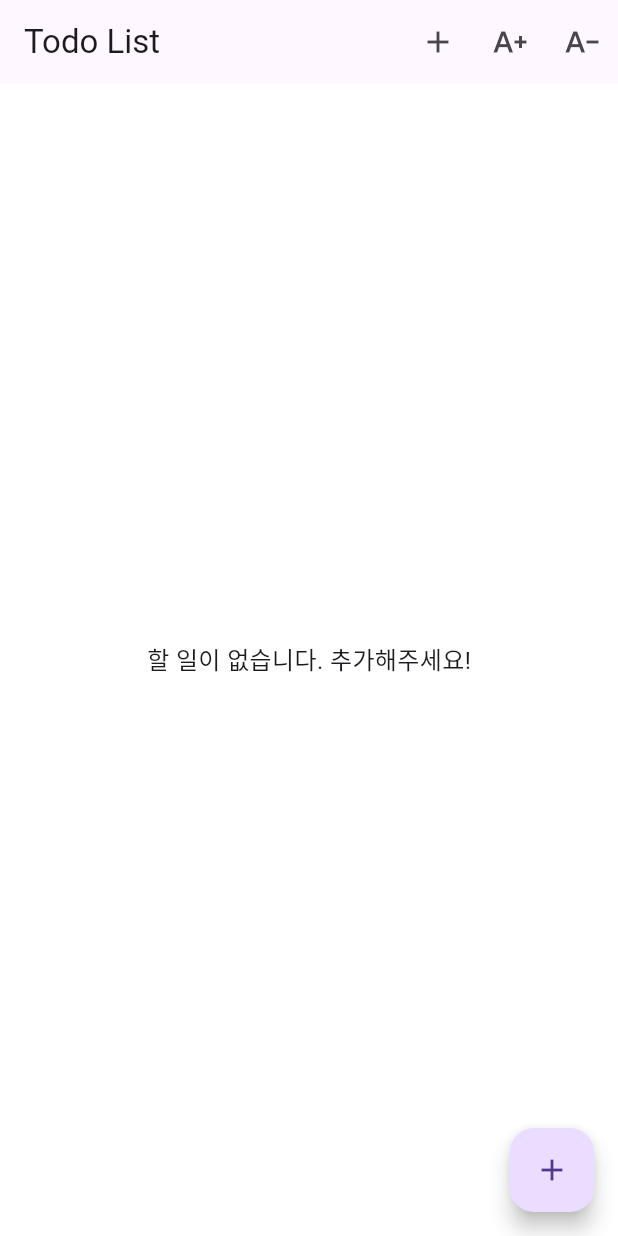
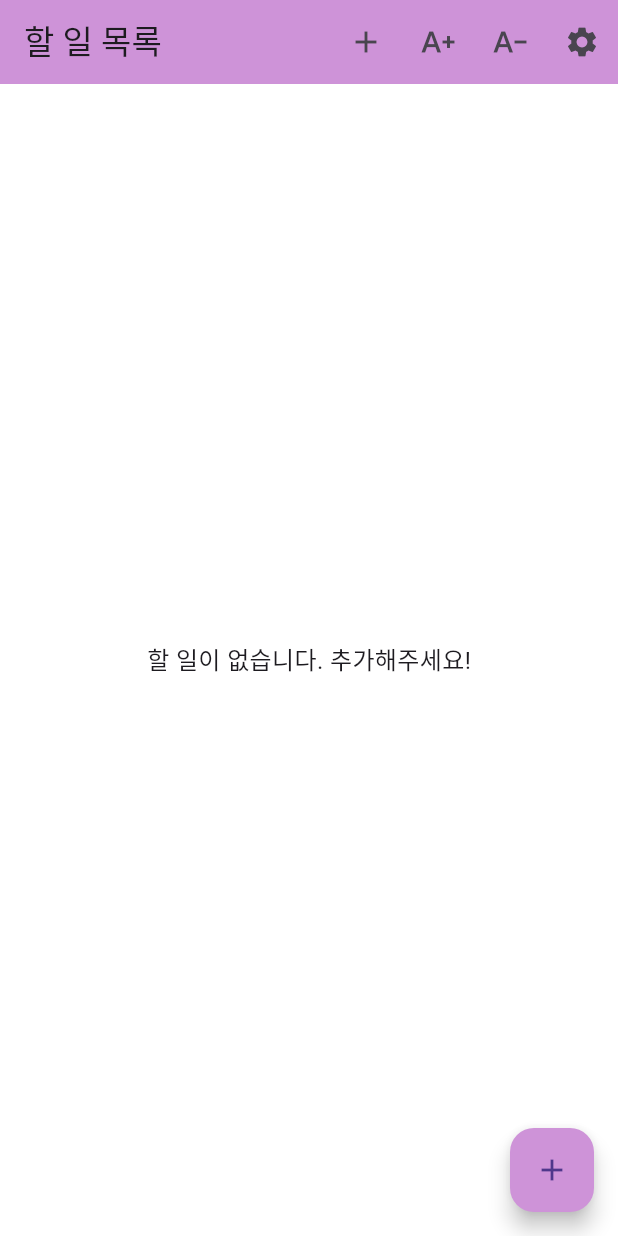
Before and after one commit to firststarhana/flutter-todo-app, a Flutter app: the screen it shows after launch, on a phone screen of 412 x 824 dp. Run offline on Flutter 3.47's test engine with Material 3 defaults, Android fonts, the phone set to English and light mode, and no system bars; our stand-ins replace image_picker, shared_preferences.

Commit message:
줄바꿈, 테마색상변경, 언어변경기능 추가

```diff
--- /dev/null
+++ b/lib/localization.dart
@@ -0,0 +1,49 @@
+class AppLocalizations {
+  static const Map<String, Map<String, String>> _localizedValues = {
+    'ko': {
+      'appTitle': '할 일 목록',
+      'addTodo': '할 일 추가',
+      'editTodo': '할 일 수정',
+      'settings': '설정',
+      'title': '제목',
+      'attachImage': '이미지 첨부',
+      'save': '저장',
+      'language': '언어',
+      'theme': '테마 색상',
+      'emptyTodoMessage': '할 일이 없습니다. 추가해주세요!',
+      'increaseFont': '글자 크게',
+      'decreaseFont': '글자 작게',
+    },
+    'en': {
+      'appTitle': 'Todo List',
+      'addTodo': 'Add Todo',
+      'editTodo': 'Edit Todo',
+      'settings': 'Settings',
+      'title': 'Title',
+      'attachImage': 'Attach Image',
+      'save': 'Save',
+      'language': 'Language',
+      'theme': 'Theme Color',
+      'emptyTodoMessage': 'No todos yet. Add some!',
+      'increaseFont': 'Increase Font Size',
+      'decreaseFont': 'Decrease Font Size',
+    },
+  };
+
+  static String getText(String key, String languageCode) {
+    // 1. 요청된 언어의 번역이 있는지 확인
+    final translations = _localizedValues[languageCode];
+    if (translations != null && translations.containsKey(key)) {
+      return translations[key]!;
+    }
+
+    // 2. 영어 번역이 있는지 확인
+    final englishTranslations = _localizedValues['en'];
+    if (englishTranslations != null && englishTranslations.containsKey(key)) {
+      return englishTranslations[key]!;
+    }
+
+    // 3. 모든 경우에 대한 대비책
+    return key;  // 번역을 찾지 못한 경우 키 자체를 반환
+  }
+}
--- a/lib/main.dart
+++ b/lib/main.dart
@@ -1,30 +1,97 @@
-// ignore_for_file: library_private_types_in_public_api
+import 'package:flutter/material.dart';
+import 'package:shared_preferences/shared_preferences.dart';
+import 'settings_screen.dart';
+import 'localization.dart';  // Localization 파일 추가
+import 'dart:convert';      // JSON 처리를 위해 추가
+import 'dart:io';           // 파일 처리를 위해 추가
+import 'package:image_picker/image_picker.dart';  // 이미지 선택을 위해 추가
 
-import 'package:flutter/material.dart';
-import 'package:image_picker/image_picker.dart';
-import 'package:shared_preferences/shared_preferences.dart';
-import 'dart:convert';
-import 'dart:io';
+void main() => runApp(TodoApp());
 
-void main() => runApp(const TodoApp());
+class TodoApp extends StatefulWidget {
+  const TodoApp({Key? key}) : super(key: key);
 
-class TodoApp extends StatelessWidget {
-  const TodoApp({super.key});
+  @override
+  _TodoAppState createState() => _TodoAppState();
+}
+
+class _TodoAppState extends State<TodoApp> {
+  String currentLanguage = 'ko'; // 기본 언어
+  Color currentThemeColor = Colors.purple[200]!; // 기본 테마 색상
+
+  @override
+  void initState() {
+    super.initState();
+    _loadSettings();
+  }
+
+  void _loadSettings() async {
+    SharedPreferences prefs = await SharedPreferences.getInstance();
+    setState(() {
+      currentLanguage = prefs.getString('language') ?? 'ko';
+      int? colorValue = prefs.getInt('themeColor');
+      if (colorValue != null) {
+        currentThemeColor = Color(colorValue);
+      }
+    });
+  }
+
+  void _updateLanguage(String newLanguage) async {
+    SharedPreferences prefs = await SharedPreferences.getInstance();
+    await prefs.setString('language', newLanguage);
+    setState(() {
+      currentLanguage = newLanguage;
+    });
+  }
+
+  void _updateThemeColor(Color newColor) async {
+    SharedPreferences prefs = await SharedPreferences.getInstance();
+    await prefs.setInt('themeColor', newColor.value);
+    setState(() {
+      currentThemeColor = newColor;
+    });
+  }
 
   @override
   Widget build(BuildContext context) {
     return MaterialApp(
-      title: 'my Todo App',
+      title: AppLocalizations.getText('appTitle', currentLanguage),
       theme: ThemeData(
-        scaffoldBackgroundColor: Colors.white,
+  primaryColor: currentThemeColor, // AppBar 및 주요 색상
+  appBarTheme: AppBarTheme(
+    color: currentThemeColor, // AppBar 색상
+  ),
+  floatingActionButtonTheme: FloatingActionButtonThemeData(
+    backgroundColor: currentThemeColor, // FloatingActionButton 색상
+  ),
+  elevatedButtonTheme: ElevatedButtonThemeData(
+    style: ElevatedButton.styleFrom(
+      backgroundColor: currentThemeColor, // ElevatedButton의 배경색
+    ),
+  ),
+  scaffoldBackgroundColor: Colors.white, // 앱의 배경색을 흰색으로 유지
+),
+
+      home: TodoListScreen(
+        currentLanguage: currentLanguage,
+        onLanguageChange: _updateLanguage,
+        onThemeChange: _updateThemeColor,
       ),
-      home: const TodoListScreen(),
     );
   }
 }
 
 class TodoListScreen extends StatefulWidget {
-  const TodoListScreen({super.key});
+  final String currentLanguage;
+  final ValueChanged<String> onLanguageChange;
+  final ValueChanged<Color> onThemeChange;
+
+  const TodoListScreen({
+    Key? key,
+    required this.currentLanguage,
+    required this.onLanguageChange,
+    required this.onThemeChange,
+  }) : super(key: key);
 
   @override
   _TodoListScreenState createState() => _TodoListScreenState();
@@ -32,7 +99,7 @@ class TodoListScreen extends StatefulWidget {
 
 class _TodoListScreenState extends State<TodoListScreen> {
   List<TodoItem> todos = [];
-  double fontSize = 22.0;
+  double fontSize = 18.0;
 
   @override
   void initState() {
@@ -41,27 +108,45 @@ class _TodoListScreenState extends State<TodoListScreen> {
     _loadFontSize();
   }
 
+  @override
+  void didUpdateWidget(TodoListScreen oldWidget) {
+    super.didUpdateWidget(oldWidget);
+    if (oldWidget.currentLanguage != widget.currentLanguage) {
+      setState(() {
+        // 화면 재빌드
+      });
+    }
+  }
+
   void _loadTodos() async {
     SharedPreferences prefs = await SharedPreferences.getInstance();
     String? todosString = prefs.getString('todos');
     if (todosString != null) {
       List<dynamic> jsonList = jsonDecode(todosString);
       setState(() {
-        todos = jsonList.map((json) => TodoItem.fromJson(jsonDecode(json))).toList();
+        todos = jsonList
+            .map((json) => TodoItem.fromJson(jsonDecode(json)))
+            .toList();
       });
     }
   }
 
   void _saveTodos() async {
     SharedPreferences prefs = await SharedPreferences.getInstance();
-    List<String> jsonList = todos.map((todo) => jsonEncode(todo.toJson())).toList();
+    List<String> jsonList =
+        todos.map((todo) => jsonEncode(todo.toJson())).toList();
     await prefs.setString('todos', jsonEncode(jsonList));
   }
 
   void _addTodo() async {
     final newTodo = await Navigator.push(
       context,
-      MaterialPageRoute(builder: (_) => AddTodoScreen(fontSize: fontSize)),
+      MaterialPageRoute(
+        builder: (_) => AddTodoScreen(
+          fontSize: fontSize,
+          currentLanguage: widget.currentLanguage, // 언어 전달
+        ),
+      ),
     );
     if (newTodo != null) {
       setState(() {
@@ -98,30 +183,69 @@ class _TodoListScreenState extends State<TodoListScreen> {
     SharedPreferences prefs = await SharedPreferences.getInstance();
     await prefs.setDouble('fontSize', fontSize);
   }
+
+  void _openSettings(BuildContext context) {
+    Navigator.push(
+      context,
+      MaterialPageRoute(
+        builder: (context) => SettingsScreen(
+          currentLanguage: widget.currentLanguage,
+          onLanguageChange: widget.onLanguageChange,
+          onThemeChange: widget.onThemeChange,
+        ),
+      ),
+    );
+  }
+
   @override
   Widget build(BuildContext context) {
+    String currentLanguage = widget.currentLanguage;
+
+    String emptyTodoMessage =
+        AppLocalizations.getText('emptyTodoMessage', currentLanguage);
+    String appTitle =
+        AppLocalizations.getText('appTitle', currentLanguage);
+    String addTodoTooltip =
+        AppLocalizations.getText('addTodo', currentLanguage);
+    String increaseFontTooltip =
+        AppLocalizations.getText('increaseFont', currentLanguage);
+    String decreaseFontTooltip =
+        AppLocalizations.getText('decreaseFont', currentLanguage);
+    String settingsTooltip =
+        AppLocalizations.getText('settings', currentLanguage);
+    String deleteTooltip =
+        AppLocalizations.getText('delete', currentLanguage);
+
     return Scaffold(
       appBar: AppBar(
-        title: const Text("Todo List"),
+        title: Text(appTitle),
         actions: [
           IconButton(
             icon: const Icon(Icons.add),
             onPressed: _addTodo,
+            tooltip: addTodoTooltip,
           ),
           IconButton(
             icon: const Icon(Icons.text_increase),
             onPressed: _increaseFontSize,
+            tooltip: increaseFontTooltip,
           ),
           IconButton(
             icon: const Icon(Icons.text_decrease),
             onPressed: _decreaseFontSize,
+            tooltip: decreaseFontTooltip,
+          ),
+          IconButton(
+            icon: const Icon(Icons.settings),
+            onPressed: () => _openSettings(context),
+            tooltip: settingsTooltip,
           ),
         ],
       ),
       body: todos.isEmpty
           ? Center(
               child: Text(
-                '할 일이 없습니다. 추가해주세요!',
+                emptyTodoMessage,
                 style: TextStyle(fontSize: fontSize),
               ),
             )
@@ -160,6 +284,8 @@ class _TodoListScreenState extends State<TodoListScreen> {
                   index: index,
                   key: Key('$index'),
                   child: ListTile(
+                    contentPadding:
+                        const EdgeInsets.symmetric(horizontal: 16.0),
                     title: Text(
                       todo.title,
                       style: TextStyle(fontSize: fontSize),
@@ -177,7 +303,10 @@ class _TodoListScreenState extends State<TodoListScreen> {
                         context,
                         MaterialPageRoute(
                           builder: (_) => AddTodoScreen(
-                              existingTodo: todo, fontSize: fontSize),
+                            existingTodo: todo,
+                            fontSize: fontSize,
+                            currentLanguage: currentLanguage,
+                          ),
                         ),
                       );
                       if (updatedTodo != null) {
@@ -195,6 +324,7 @@ class _TodoListScreenState extends State<TodoListScreen> {
                         });
                         _saveTodos();
                       },
+                      tooltip: deleteTooltip,
                     ),
                   ),
                 );
@@ -203,6 +333,7 @@ class _TodoListScreenState extends State<TodoListScreen> {
       floatingActionButton: FloatingActionButton(
         onPressed: _addTodo,
         child: const Icon(Icons.add),
+        tooltip: addTodoTooltip,
       ),
     );
   }
@@ -211,12 +342,14 @@ class _TodoListScreenState extends State<TodoListScreen> {
 class AddTodoScreen extends StatefulWidget {
   final TodoItem? existingTodo;
   final double fontSize;
+  final String currentLanguage;
 
   const AddTodoScreen({
-    super.key,
+    Key? key,
     this.existingTodo,
     required this.fontSize,
-  });
+    required this.currentLanguage,
+  }) : super(key: key);
 
   @override
   _AddTodoScreenState createState() => _AddTodoScreenState();
@@ -238,7 +371,8 @@ class _AddTodoScreenState extends State<AddTodoScreen> {
   }
 
   void _pickImage() async {
-    final pickedFile = await ImagePicker().pickImage(source: ImageSource.gallery);
+    final pickedFile =
+        await ImagePicker().pickImage(source: ImageSource.gallery);
     if (pickedFile != null) {
       setState(() {
         imagePath = pickedFile.path;
@@ -262,17 +396,25 @@ class _AddTodoScreenState extends State<AddTodoScreen> {
 
   @override
   Widget build(BuildContext context) {
+    String currentLanguage = widget.currentLanguage;
+
     return Scaffold(
       appBar: AppBar(
-        title: Text(widget.existingTodo == null ? "Add Todo" : "Edit Todo"),
+        title: Text(widget.existingTodo == null
+            ? AppLocalizations.getText('addTodo', currentLanguage)
+            : AppLocalizations.getText('editTodo', currentLanguage)),
         actions: [
           IconButton(
             icon: const Icon(Icons.text_increase),
             onPressed: _increaseFontSize,
+            tooltip:
+                AppLocalizations.getText('increaseFont', currentLanguage),
           ),
           IconButton(
             icon: const Icon(Icons.text_decrease),
             onPressed: _decreaseFontSize,
+            tooltip:
+                AppLocalizations.getText('decreaseFont', currentLanguage),
           ),
         ],
       ),
@@ -282,17 +424,27 @@ class _AddTodoScreenState extends State<AddTodoScreen> {
           children: [
             TextField(
               controller: _controller,
-              decoration: const InputDecoration(labelText: "Title"),
+              decoration: InputDecoration(
+                  labelText:
+                      AppLocalizations.getText('title', currentLanguage)),
               style: TextStyle(fontSize: fontSize),
+              maxLines: null,
+              keyboardType: TextInputType.multiline,
+              showCursor: true,
+              cursorWidth: 2.0,
+              cursorColor: Theme.of(context).primaryColor,
+              textDirection: TextDirection.ltr,
             ),
             const SizedBox(height: 16),
             ElevatedButton.icon(
               onPressed: _pickImage,
               icon: const Icon(Icons.image),
-              label: const Text("Attach Image"),
+              label: Text(AppLocalizations.getText(
+                  'attachImage', currentLanguage)),
             ),
             if (imagePath != null)
-              Image.file(File(imagePath!), height: 100, width: 100, fit: BoxFit.cover),
+              Image.file(File(imagePath!),
+                  height: 100, width: 100, fit: BoxFit.cover),
             const Spacer(),
             ElevatedButton(
               onPressed: () {
@@ -301,7 +453,8 @@ class _AddTodoScreenState extends State<AddTodoScreen> {
                   TodoItem(title: _controller.text, imagePath: imagePath),
                 );
               },
-              child: const Text("Save"),
+              child: Text(
+                  AppLocalizations.getText('save', currentLanguage)),
             ),
           ],
         ),
```
Also changed, not shown: lib/settings_screen.dart (added, +88 -0 lines).
